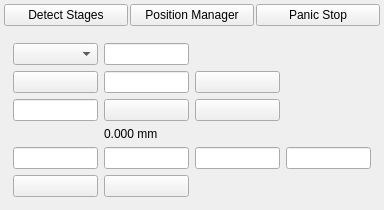
Qt form thorKinesisPlugin/thorlabsKinesisPlugin_UI.ui (janlazer/UKE-thorKinesisPlugin) before a commit.
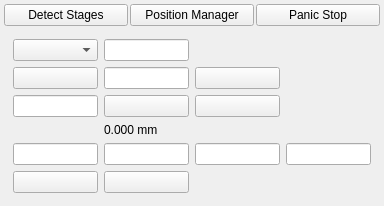
The same form after that commit.

Commit message: Refine Kinesis GUI to match QMotion layout

```diff
--- a/thorKinesisPlugin/thorlabsKinesisPlugin_UI.ui
+++ b/thorKinesisPlugin/thorlabsKinesisPlugin_UI.ui
@@ -16,7 +16,7 @@
   <widget class="QWidget" name="dockWidgetContents">
    <layout class="QVBoxLayout" name="verticalLayout">
     <property name="spacing">
-     <number>4</number>
+     <number>2</number>
     </property>
     <property name="leftMargin">
      <number>4</number>
```
The commit also changes 3 other files.
